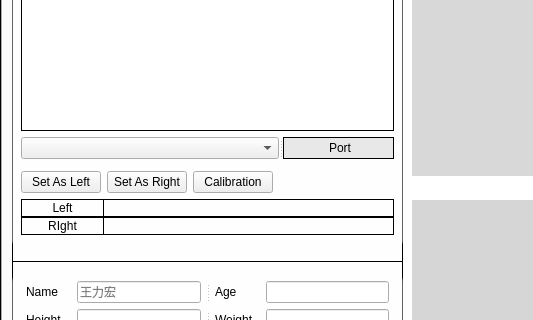
Before: the Qt Designer form form/mainwindow.ui in wuhu-danshafaker/qt_data_collection_server, drawn with Qt 5; both pictures show x 0 to 533 and y 108 to 428 of the 1403 by 822 pixel window.
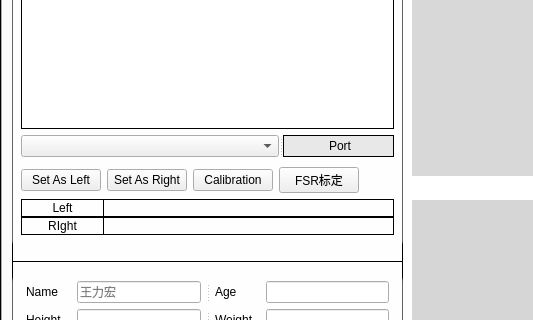
After: the same form once the commit is applied. The open tabs and pages were chosen to show the change. Icons and pictures are not drawn. Custom widgets are drawn as their Qt base class.

```diff
--- a/form/mainwindow.ui
+++ b/form/mainwindow.ui
@@ -362,6 +362,13 @@
                      </property>
                     </widget>
                    </item>
+                   <item>
+                    <widget class="QPushButton" name="fsrCaliBtn">
+                     <property name="text">
+                      <string>FSR标定</string>
+                     </property>
+                    </widget>
+                   </item>
                    <item>
                     <spacer name="horizontalSpacer_5">
                      <property name="orientation">
```
Left out of the diff: 2 changed lines with no effect on the pictures.
